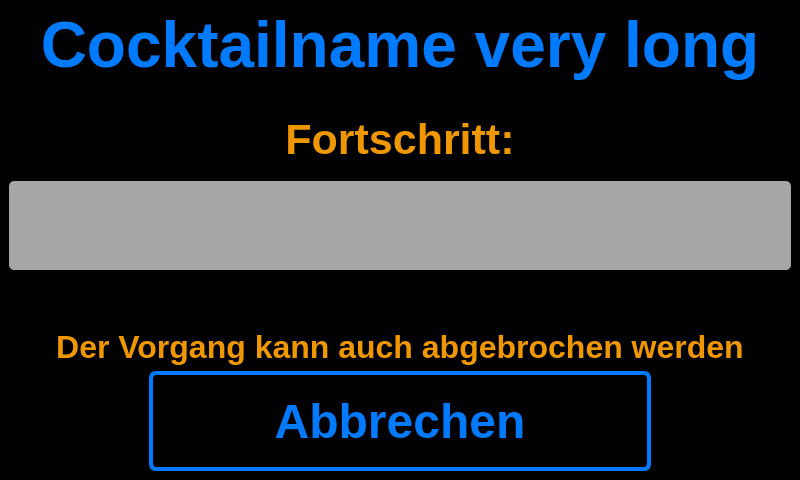
This is src/ui_elements/progressbarwindow.ui in AndreWohnsland/CocktailBerry as Qt 5 draws it before an edit. The edited form follows.
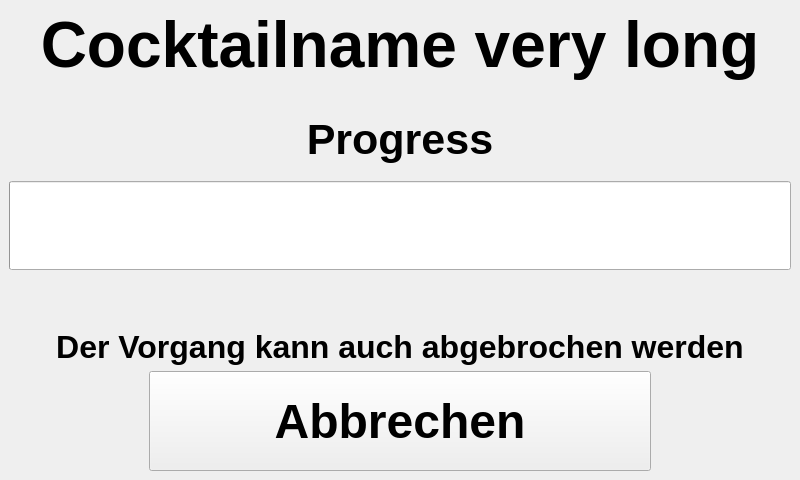
This is the edited form.

Diff of the .ui file:
```diff
--- a/src/ui_elements/progressbarwindow.ui
+++ b/src/ui_elements/progressbarwindow.ui
@@ -35,57 +35,7 @@
    <string>~~ Cocktail wird zubereitet ~~</string>
   </property>
   <property name="styleSheet">
-   <string notr="true">QWidget
-{
-	color: rgb(0, 123, 255);	
-	background-color: rgb(0, 0, 0);
-
-}
-
-QPushButton {
-	background-color: rgb(0, 0, 0);
-	color: (0, 123, 255);
-    border-width: 4px;
-	border-color: rgb(0, 123, 255);
-	border-style: solid;
-	border-radius: 7;
-	padding: 3px;
-	padding-left: 5px;
-	padding-right: 5px;
-}
-
-QPushButton:pressed
-{
-	color: rgb(239, 151, 0);	
-	border-color: rgb(239, 151, 0);
-}
-
-QProgressBar
-{
-	background-color: rgb(166, 166, 166);
-	color: rgb(0, 0, 0);
-    border: 2px rgb(166, 166, 166);
-    border-radius: 5px;
-}
-
-QProgressBar::chunk {
-	border: 2px rgb(166, 166, 166);
-    border-top-left-radius: 5px;
-    border-bottom-left-radius: 5px;
-    border-top-right-radius: 5px;
-    border-bottom-right-radius: 5px;
-	background-color: rgb(0, 123, 255);
-   /* width: 40px;
-    margin: 0.5px;*/
-}
-
-#Labbruch {
-	color: rgb(239, 151, 0);
-}
-
-#LProgress{
-	color: rgb(239, 151, 0);
-}</string>
+   <string notr="true"/>
   </property>
   <widget class="QWidget" name="centralwidget">
    <layout class="QVBoxLayout" name="verticalLayout">
@@ -143,7 +93,7 @@
        </font>
       </property>
       <property name="text">
-       <string>&lt;html&gt;&lt;head/&gt;&lt;body&gt;&lt;p&gt;&lt;span style=&quot; color:#ef9700;&quot;&gt;Fortschritt:&lt;/span&gt;&lt;/p&gt;&lt;/body&gt;&lt;/html&gt;</string>
+       <string>Progress</string>
       </property>
       <property name="alignment">
        <set>Qt::AlignHCenter|Qt::AlignTop</set>
```
Left out of the diff: 6 changed lines with no effect on the pictures.
